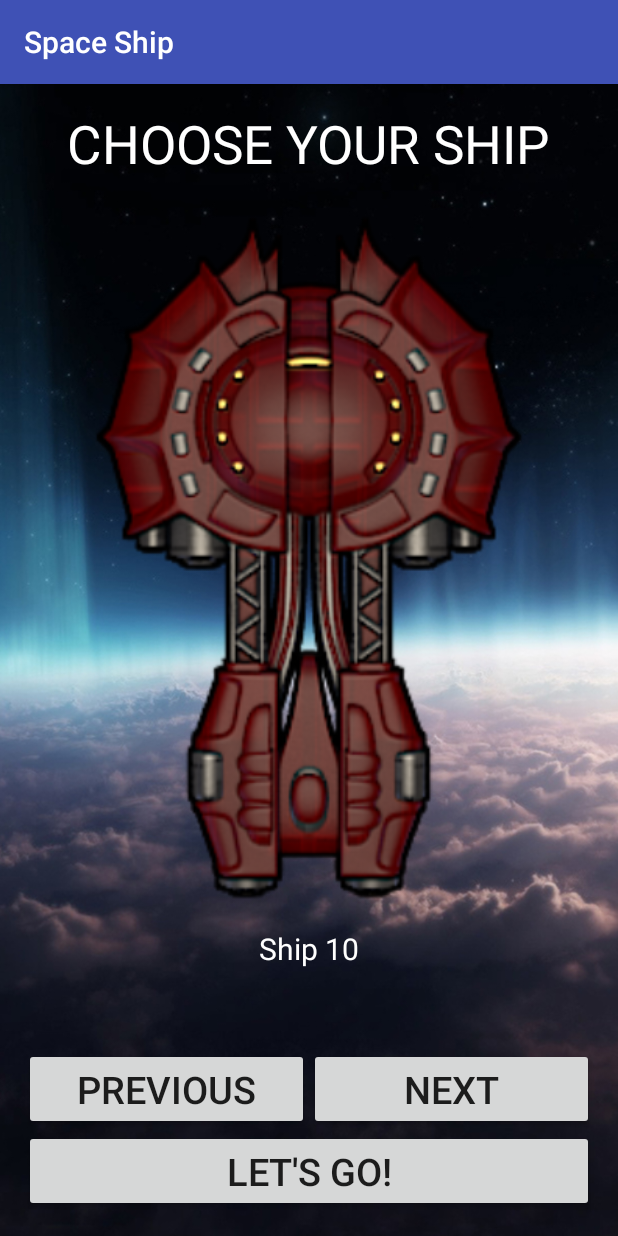
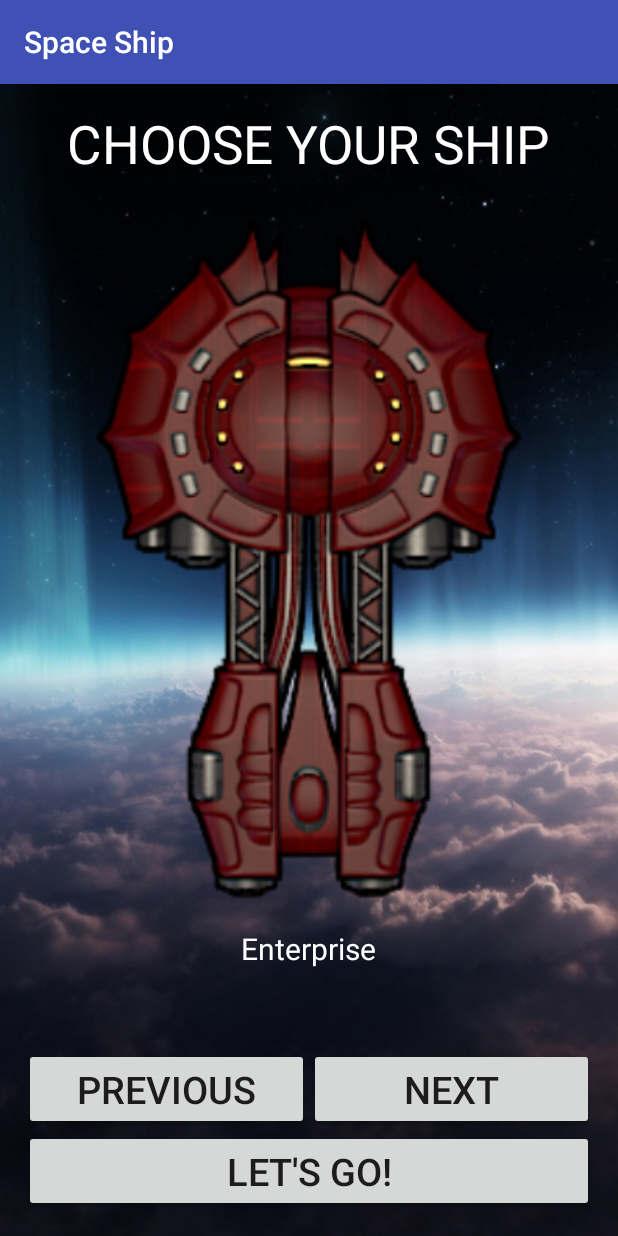
Before and after one commit to landtanin/Space-Ship, an Android app: the ChooseShip screen opened directly, with no data from a screen before it, after a tap on "PREVIOUS", on a phone screen of 412 x 824 dp. Run offline under Robolectric (Android 15) with nearby library versions, the phone set to English and light mode, and no system bars; 1 statement that could not run was skipped.

Commit message:
Add Millennium Falcon icon

```diff
--- a/app/src/main/AndroidManifest.xml
+++ b/app/src/main/AndroidManifest.xml
@@ -4,7 +4,7 @@
 
     <application
         android:allowBackup="true"
-        android:icon="@mipmap/ic_launcher"
+        android:icon="@drawable/falcon_icon"
         android:label="@string/app_name"
         android:supportsRtl="true"
         android:theme="@style/AppTheme">
--- a/app/src/main/res/values/strings.xml
+++ b/app/src/main/res/values/strings.xml
@@ -6,12 +6,12 @@
         <item>Ship 2</item>
         <item>Ship 3</item>
         <item>Ship 4</item>
-        <item>Ship 5</item>
+        <item>X-wing Fighter</item>
         <item>Ship 6</item>
         <item>Ship 7</item>
-        <item>Ship 8</item>
+        <item>Millennium Falcon</item>
         <item>Ship 9</item>
-        <item>Ship 10</item>
+        <item>Enterprise</item>
     </string-array>
 
     <!--
```
Also changed, not shown: app/src/main/res/drawable/falcon_icon.png (added), app/src/main/res/drawable/plain_space.jpg (deleted).
